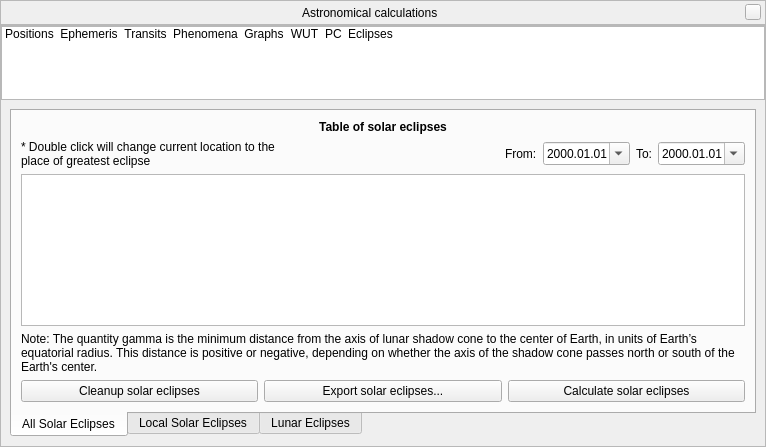
This is src/gui/astroCalcDialog.ui in Stellarium/stellarium as Qt 5 draws it before an edit. The edited form follows.
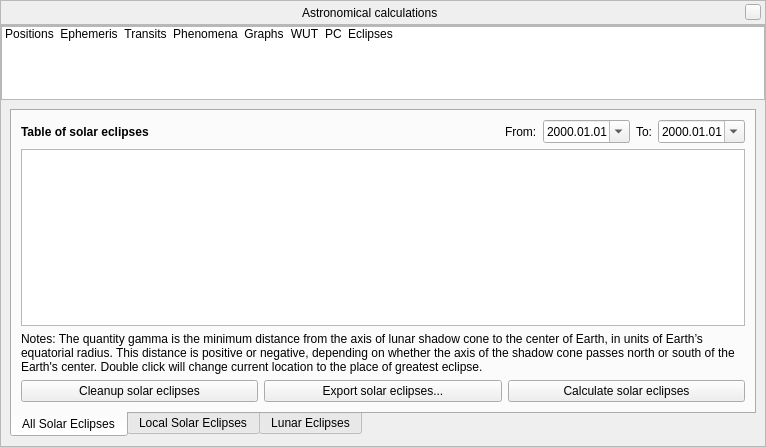
This is the edited form. The open tabs and pages were chosen to show the change. Icons and pictures are not drawn. Custom widgets are drawn as their Qt base class.

Commit message: Cosmetic changes in AstroCalc/Eclipses tool

Patch:
```diff
--- a/src/gui/astroCalcDialog.ui
+++ b/src/gui/astroCalcDialog.ui
@@ -2482,23 +2482,7 @@
                 <item>
                  <layout class="QHBoxLayout" name="horizontalLayout_41">
                   <item>
-                   <widget class="QLabel" name="changeLocationLabel">
-                    <property name="sizePolicy">
-                     <sizepolicy hsizetype="Expanding" vsizetype="MinimumExpanding">
-                      <horstretch>0</horstretch>
-                      <verstretch>0</verstretch>
-                     </sizepolicy>
-                    </property>
-                    <property name="text">
-                     <string>* Double click will change current location to the place of greatest eclipse</string>
-                    </property>
-                    <property name="wordWrap">
-                     <bool>true</bool>
-                    </property>
-                   </widget>
-                  </item>
-                  <item>
-                   <widget class="QLabel" name="solareclipseLabel">
+                   <widget class="QLabel" name="solareclipseHeaderLabel">
                     <property name="sizePolicy">
                      <sizepolicy hsizetype="Expanding" vsizetype="Preferred">
                       <horstretch>0</horstretch>
@@ -2511,10 +2495,29 @@
                      </font>
                     </property>
                     <property name="text">
-                     <string/>
+                     <string>Table of solar eclipses</string>
+                    </property>
+                    <property name="alignment">
+                     <set>Qt::AlignLeading|Qt::AlignLeft|Qt::AlignVCenter</set>
                     </property>
                    </widget>
                   </item>
+                  <item>
+                   <spacer name="horizontalSpacer_14">
+                    <property name="orientation">
+                     <enum>Qt::Horizontal</enum>
+                    </property>
+                    <property name="sizeType">
+                     <enum>QSizePolicy::Fixed</enum>
+                    </property>
+                    <property name="sizeHint" stdset="0">
+                     <size>
+                      <width>40</width>
+                      <height>20</height>
+                     </size>
+                    </property>
+                   </spacer>
+                  </item>
                   <item>
                    <widget class="QLabel" name="solareclipseFromLabel">
                     <property name="text">
@@ -2563,25 +2566,10 @@
                 </item>
                </layout>
               </item>
-              <item row="0" column="0">
-               <widget class="QLabel" name="solareclipseHeaderLabel">
-                <property name="font">
-                 <font>
-                  <bold>true</bold>
-                 </font>
-                </property>
-                <property name="text">
-                 <string>Table of solar eclipses</string>
-                </property>
-                <property name="alignment">
-                 <set>Qt::AlignCenter</set>
-                </property>
-               </widget>
-              </item>
               <item row="3" column="0">
                <widget class="QLabel" name="gammaNoteSolarEclipseLabel">
                 <property name="text">
-                 <string>Note: The quantity gamma is the minimum distance from the axis of lunar shadow cone to the center of Earth, in units of Earth’s equatorial radius. This distance is positive or negative, depending on whether the axis of the shadow cone passes north or south of the Earth's center.</string>
+                 <string>Notes: The quantity gamma is the minimum distance from the axis of lunar shadow cone to the center of Earth, in units of Earth’s equatorial radius. This distance is positive or negative, depending on whether the axis of the shadow cone passes north or south of the Earth's center. Double click will change current location to the place of greatest eclipse.</string>
                 </property>
                 <property name="wordWrap">
                  <bool>true</bool>
```
Left out of the diff: 59 changed lines with no effect on the pictures. Lines whose indentation alone changed are shown as unchanged. The commit also changes 1 other file.
